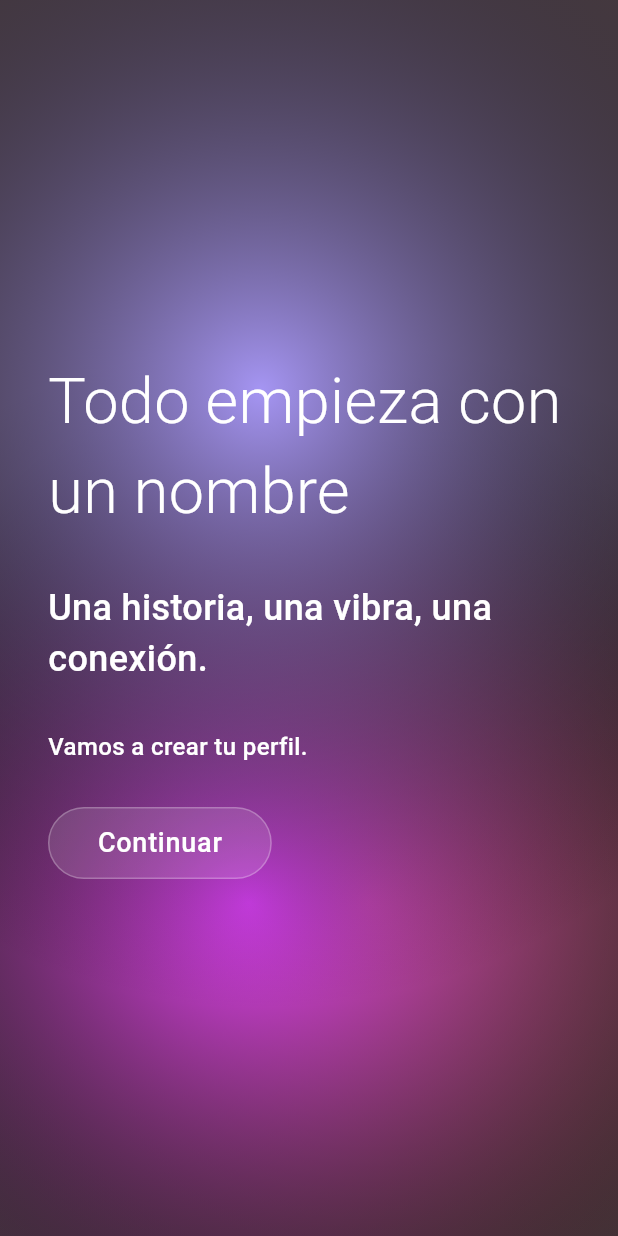
After one commit to DavidMorales-18/irkitech-protolove, a Flutter app: the RegisterNameScreen screen opened by its route, on a phone screen of 412 x 824 dp. The commit adds this screen. Run offline on Flutter 3.47's test engine with Material 3 defaults, Android fonts, the phone set to English and light mode, and no system bars; our stand-ins replace animated_text_kit, flutter_dotenv, shared_preferences, supabase_flutter; missing offline and left inert: staggered_grid_view; accounts and stored records are empty; statements that could not run were skipped.

Commit message:
Uso de provider, Pantalla para colocar nombre del usuario

```diff
--- /dev/null
+++ b/devtools_options.yaml
@@ -0,0 +1,3 @@
+description: This file stores settings for Dart & Flutter DevTools.
+documentation: https://docs.flutter.dev/tools/devtools/extensions#configure-extension-enablement-states
+extensions:
--- a/lib/main.dart
+++ b/lib/main.dart
@@ -27,6 +27,7 @@ void main() async {
         ChangeNotifierProvider(
           create: (_) => AppService(PreferencesService())..init(),
         ),
+        ChangeNotifierProvider(create: (_) => AuthService()),
       ],
       child: const MyApp(),
     ),
--- a/lib/routes/routes.dart
+++ b/lib/routes/routes.dart
@@ -11,6 +11,7 @@ class AppRoutes {
       HomeScreen.routeName: (context) => const HomeScreen(),
       SignInUpScreen.routeName: (context) => SignInUpScreen(),
       RegisterScreen.routeName: (context) => const RegisterScreen(),
+      RegisterNameScreen.routeName: (context) => const RegisterNameScreen(),
     };
   }
 }
--- a/lib/screens/auth/login_screen.dart
+++ b/lib/screens/auth/login_screen.dart
@@ -43,6 +43,7 @@ class _LoginScreenState extends State<LoginScreen> {
         );
       }
     } on AuthException catch (e) {
+      print(e);
       if (e.message.contains('Invalid login credentials')) {
         AppMessages.error(
           context,
--- /dev/null
+++ b/lib/screens/auth/register_name_screen.dart
@@ -0,0 +1,242 @@
+import 'dart:math';
+import 'package:flutter/material.dart';
+import 'package:protolove/utils/colors.dart';
+
+class RegisterNameScreen extends StatefulWidget {
+  static const String routeName = 'register_name';
+  const RegisterNameScreen({super.key});
+
+  @override
+  State<RegisterNameScreen> createState() => _RegisterNameScreenState();
+}
+
+class _RegisterNameScreenState extends State<RegisterNameScreen>
+    with SingleTickerProviderStateMixin {
+  late AnimationController _controller;
+  late PageController _pageController;
+  int currentPage = 0;
+
+  @override
+  void initState() {
+    super.initState();
+
+    _controller = AnimationController(
+      vsync: this,
+      duration: const Duration(seconds: 30),
+    )..repeat();
+
+    _pageController = PageController();
+  }
+
+  @override
+  void dispose() {
+    _controller.dispose();
+    super.dispose();
+  }
+
+  @override
+  Widget build(BuildContext context) {
+    return Scaffold(
+      body: AnimatedBuilder(
+        animation: _controller,
+        builder: (context, _) {
+          final t = _controller.value * 2 * pi;
+
+          return Stack(
+            children: [
+              Container(color: const Color.fromARGB(255, 75, 62, 67)),
+
+              /// Blob rosa principal
+              Positioned.fill(
+                child: Container(
+                  decoration: BoxDecoration(
+                    gradient: RadialGradient(
+                      center: Alignment(sin(t) * 0.5, cos(t) * 0.5),
+                      radius: 0.9,
+                      colors: [AppColors().secondaryColor, Colors.transparent],
+                    ),
+                  ),
+                ),
+              ),
+
+              Positioned.fill(
+                child: Container(
+                  decoration: BoxDecoration(
+                    gradient: RadialGradient(
+                      center: Alignment(
+                        cos(t + pi / 2) * 0.5,
+                        sin(t + pi / 2) * 0.5,
+                      ),
+                      radius: 0.9,
+                      colors: const [Color(0xFFE040FB), Colors.transparent],
+                    ),
+                  ),
+                ),
+              ),
+
+              Positioned.fill(
+                child: Container(
+                  decoration: BoxDecoration(
+                    gradient: RadialGradient(
+                      center: Alignment(sin(t + pi) * 0.4, cos(t + pi) * 0.4),
+                      radius: 1.0,
+                      colors: [AppColors().primaryColor, Colors.transparent],
+                    ),
+                  ),
+                ),
+              ),
+
+              PageView(
+                controller: _pageController,
+                physics: const NeverScrollableScrollPhysics(),
+                children: [
+                  Padding(
+                    padding: const EdgeInsets.symmetric(horizontal: 32),
+                    child: Column(
+                      mainAxisAlignment: MainAxisAlignment.center,
+                      crossAxisAlignment: CrossAxisAlignment.start,
+                      children: [
+                        const Text(
+                          'Todo empieza con un nombre',
+                          style: TextStyle(
+                            color: Colors.white,
+                            fontSize: 42,
+                            fontWeight: FontWeight.w300,
+                          ),
+                        ),
+
+                        const SizedBox(height: 30),
+
+                        const Text(
+                          'Una historia, una vibra, una conexión.',
+                          style: TextStyle(
+                            color: Colors.white,
+                            fontSize: 24,
+                            fontWeight: FontWeight.w500,
+                            height: 1.4,
+                          ),
+                        ),
+
+                        const SizedBox(height: 30),
+
+                        const Text(
+                          'Vamos a crear tu perfil.',
+                          style: TextStyle(
+                            color: Colors.white,
+                            fontSize: 16,
+                            fontWeight: FontWeight.w500,
+                            height: 1.4,
+                          ),
+                        ),
+
+                        const SizedBox(height: 30),
+
+                        GestureDetector(
+                          onTap: () {
+                            _pageController.nextPage(
+                              duration: const Duration(milliseconds: 800),
+                              curve: Curves.easeInOutCubic,
+                            );
+                          },
+                          child: Container(
+                            padding: const EdgeInsets.symmetric(
+                              vertical: 10,
+                              horizontal: 32,
+                            ),
+                            decoration: BoxDecoration(
+                              color: Colors.white.withOpacity(0.12),
+                              borderRadius: BorderRadius.circular(30),
+                              border: Border.all(
+                                color: Colors.white.withOpacity(0.25),
+                              ),
+                            ),
+                            child: const Text(
+                              'Continuar',
+                              style: TextStyle(
+                                color: Colors.white,
+                                fontSize: 18,
+                                fontWeight: FontWeight.w500,
+                                letterSpacing: 0.5,
+                              ),
+                            ),
+                          ),
+                        ),
+                      ],
+                    ),
+                  ),
+
+                  Padding(
+                    padding: const EdgeInsets.symmetric(horizontal: 32),
+                    child: Column(
+                      mainAxisAlignment: MainAxisAlignment.center,
+                      crossAxisAlignment: CrossAxisAlignment.start,
+                      children: [
+                        const Text(
+                          '¿Cómo quieres que te llamen?',
+                          style: TextStyle(
+                            color: Colors.white,
+                            fontSize: 34,
+                            fontWeight: FontWeight.w400,
+                          ),
+                        ),
+
+                        const SizedBox(height: 30),
+
+                        const Text(
+                          'Este será el nombre que verán los demás',
+                          style: TextStyle(
+                            color: Colors.white,
+                            fontSize: 16,
+                            fontWeight: FontWeight.w500,
+                            height: 1.4,
+                          ),
+                        ),
+
+                        const SizedBox(height: 40),
+
+                        Container(
+                          padding: const EdgeInsets.symmetric(horizontal: 20),
+                          decoration: BoxDecoration(
+                            color: Colors.white.withOpacity(0.1),
+                            borderRadius: BorderRadius.circular(20),
+                            border: Border.all(
+                              color: Colors.white.withOpacity(0.2),
+                            ),
+                          ),
+                          child: const TextField(
+                            style: TextStyle(color: Colors.white),
+                            cursorColor: Colors.white,
+                            decoration: InputDecoration(
+                              border: InputBorder.none,
+                              hintText: 'Tu nombre…',
+                              hintStyle: TextStyle(color: Colors.white54),
+                            ),
+                          ),
+                        ),
+
+                        const SizedBox(height: 30),
+
+                        TextButton(
+                          onPressed: () {
+                            _pageController.previousPage(
+                              duration: const Duration(milliseconds: 800),
+                              curve: Curves.easeInOutCubic,
+                            );
+                          },
+                          child: const Text(
+                            'Atrás',
+                            style: TextStyle(color: Colors.white54),
+                          ),
+                        ),
+                      ],
+                    ),
+                  ),
+                ],
+              ),
+            ],
+          );
+        },
+      ),
+    );
+  }
+}
--- a/lib/screens/screen.dart
+++ b/lib/screens/screen.dart
@@ -3,3 +3,4 @@ export 'auth/login_screen.dart';
 export 'home/home_screen.dart';
 export 'sign_in_up_screen.dart';
 export 'auth/register_screen.dart';
+export 'auth/register_name_screen.dart';
--- a/lib/screens/sign_in_up_screen.dart
+++ b/lib/screens/sign_in_up_screen.dart
@@ -1,7 +1,7 @@
 import 'dart:ui';
 
 import 'package:flutter/material.dart';
-import 'package:flutter/services.dart';
+import 'package:protolove/service/service.dart';
 import 'package:provider/provider.dart';
 
 import 'package:staggered_grid_view/flutter_staggered_grid_view.dart';
@@ -170,6 +170,7 @@ class _SignInUpScreenState extends State<SignInUpScreen> {
                   textColor: Colors.white,
                   color: AppColors().buttonColor,
                   onPressed: () {
+                    //NavigationService().pushNamed(RegisterNameScreen.routeName);
                     Navigator.pushNamed(context, RegisterScreen.routeName);
                   },
                 ),
--- a/lib/utils/preferences.dart
+++ b/lib/utils/preferences.dart
@@ -23,5 +23,9 @@ class PreferencesService {
     final prefs = await SharedPreferences.getInstance();
     await prefs.setString('email', email);
     await prefs.setString('password', password);
+    //Obtener credenciales guardadas
+    final savedEmail = prefs.getString('email');
+    final savedPassword = prefs.getString('password');
+    print('Credenciales guardadas: email=$savedEmail, password=$savedPassword');
   }
 }
```
Also changed, not shown: lib/screens/auth/register_screen.dart (+43 -56 lines), lib/service/app_service.dart (+14 -0 lines), lib/service/auth_service.dart (+67 -7 lines).
